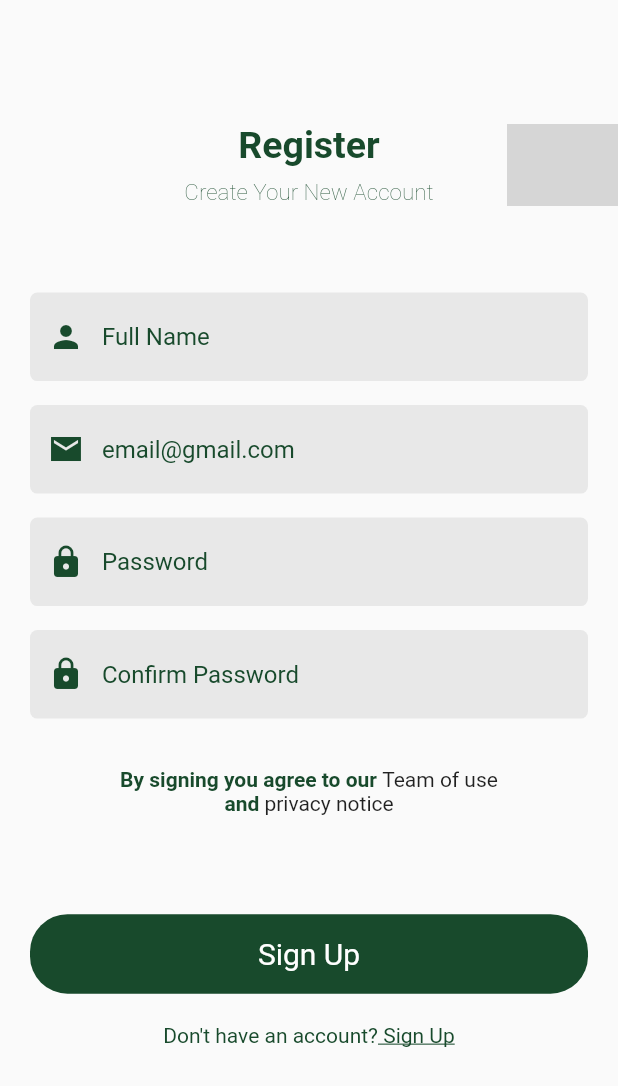
After one commit to MHK-MotoVlogs/Plant_Store_App_With_MVVM_Architecture, a Flutter app: the SignUp screen opened directly, on a phone screen of 412 x 824 dp. The commit adds this screen. Shown: the top 1086 px of the screen. Run offline on Flutter 3.47's test engine with Material 2 defaults, Android fonts, the phone set to English and light mode, and no system bars; network calls fail; grey boxes are pictures that could not be loaded.

Commit message:
Sign up page UI creation done.

```diff
--- a/lib/main.dart
+++ b/lib/main.dart
@@ -1,5 +1,6 @@
 import 'package:flutter/material.dart';
 import 'package:plant_store_app/ui/screens/log_in/log_in_screen.dart';
+import 'package:plant_store_app/ui/screens/signup_page/signup_page_screen.dart';
 
 
 
--- a/lib/ui/screens/log_in/log_in_screen.dart
+++ b/lib/ui/screens/log_in/log_in_screen.dart
@@ -32,14 +32,13 @@ class LogIn extends StatelessWidget {
             ),
             Stack(
               children: [
-                Row(
-                  mainAxisAlignment: MainAxisAlignment.center,
-                  children: [
                 Column(
+                  crossAxisAlignment: CrossAxisAlignment.stretch,
                   children: [
                     Text(
                       'Welcome Back',
                       style: kHeaderFontStyle,
+                      textAlign: TextAlign.center,
                     ),
                     SizedBox(
                       height: height * 0.01,
@@ -47,8 +46,7 @@ class LogIn extends StatelessWidget {
                     Text(
                       'Log in to Your Account',
                       style: kHeaderSubTitleFontStyle,
-                        ),
-                      ],
+                      textAlign: TextAlign.center,
                     ),
                   ],
                 ),
--- /dev/null
+++ b/lib/ui/screens/signup_page/signup_page_screen.dart
@@ -0,0 +1,70 @@
+import 'package:flutter/material.dart';
+import 'package:plant_store_app/core/utils/consts/heading_text_font/heading_text_font.dart';
+import 'package:plant_store_app/core/utils/consts/network_images_urls/network_images_urls.dart';
+import 'package:plant_store_app/core/utils/consts/ui_colors/ui_colors.dart';
+import 'package:plant_store_app/ui/custom_widgets/footer_button/rounded_button.dart';
+import 'package:plant_store_app/ui/custom_widgets/text_form_field/text_form_field.dart';
+
+class SignUp extends StatelessWidget {
+  const SignUp({Key? key}) : super(key: key);
+
+  @override
+  Widget build(BuildContext context) {
+    var height=MediaQuery.of(context).size.height;
+    var width=MediaQuery.of(context).size.width;
+    return SafeArea(
+      child: Scaffold(
+        body: SingleChildScrollView(
+          child: Column(
+            mainAxisAlignment: MainAxisAlignment.center,
+            crossAxisAlignment: CrossAxisAlignment.stretch,
+            children: [
+              SizedBox(height: height*0.1,),
+              Stack(
+                children: [
+                  Column(
+                    mainAxisAlignment: MainAxisAlignment.center,
+                    crossAxisAlignment: CrossAxisAlignment.stretch,
+                    children: [
+                      Text("Register",style: kHeaderFontStyle,textAlign: TextAlign.center,),
+                      SizedBox(
+                        height: height * 0.01,
+                      ),
+                      Text("Create Your New Account",style: kHeaderSubTitleFontStyle,textAlign: TextAlign.center,),
+                    ],
+
+                  ),
+                  Positioned(
+                    right: 0,
+                    child: Image.network(
+                      kSmallLeafImage,
+                      height: width*0.18,
+                      width: width*0.18,
+                    ),
+                  ),
+                ]
+              ),
+              SizedBox(height: height*0.06,),
+              TextFormFields(iconData: Icons.person, hint: "Full Name"),
+              TextFormFields(iconData: Icons.mail_sharp, hint: "email@gmail.com"),
+              TextFormFields(iconData: Icons.lock, hint: 'Password'),
+              TextFormFields(iconData: Icons.lock, hint: "Confirm Password"),
+              SizedBox(height: height*0.03,),
+              Text.rich(
+                  TextSpan(
+                children: [
+                  TextSpan(text: "By signing you agree to our ",style: TextStyle(color: kDarkGreen,fontWeight: FontWeight.bold)),
+                  TextSpan(text: "Team of use "),
+                  TextSpan(text: "\nand",style: TextStyle(color: kDarkGreen,fontWeight: FontWeight.bold)),
+                  TextSpan(text: " privacy notice"),
+                ]
+              ),textAlign: TextAlign.center,),
+              SizedBox(height: height*0.07,),
+              LargeButton(txt: "Sign Up", question: "Don't have an account?", action: " Sign Up"),
+              ],
+          ),
+        ),
+      ),
+    );
+  }
+}
```
Also changed, not shown: lib/ui/screens/signup_page/signup_page_view_model.dart (added). Lines whose indentation alone changed are shown as unchanged.
